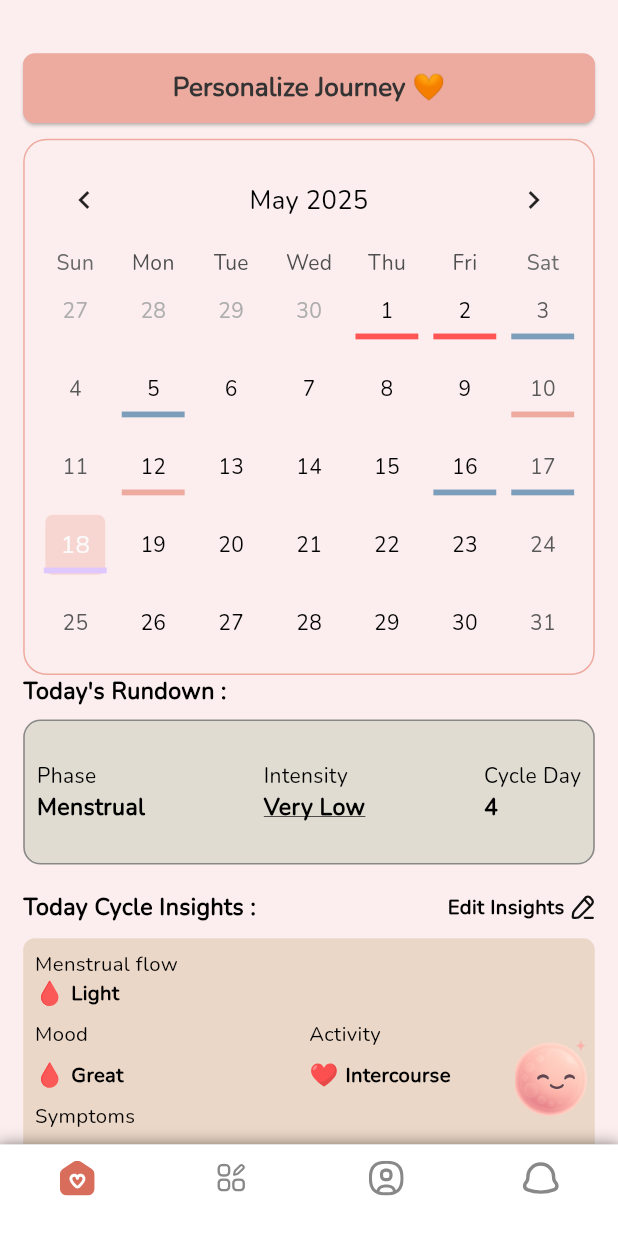
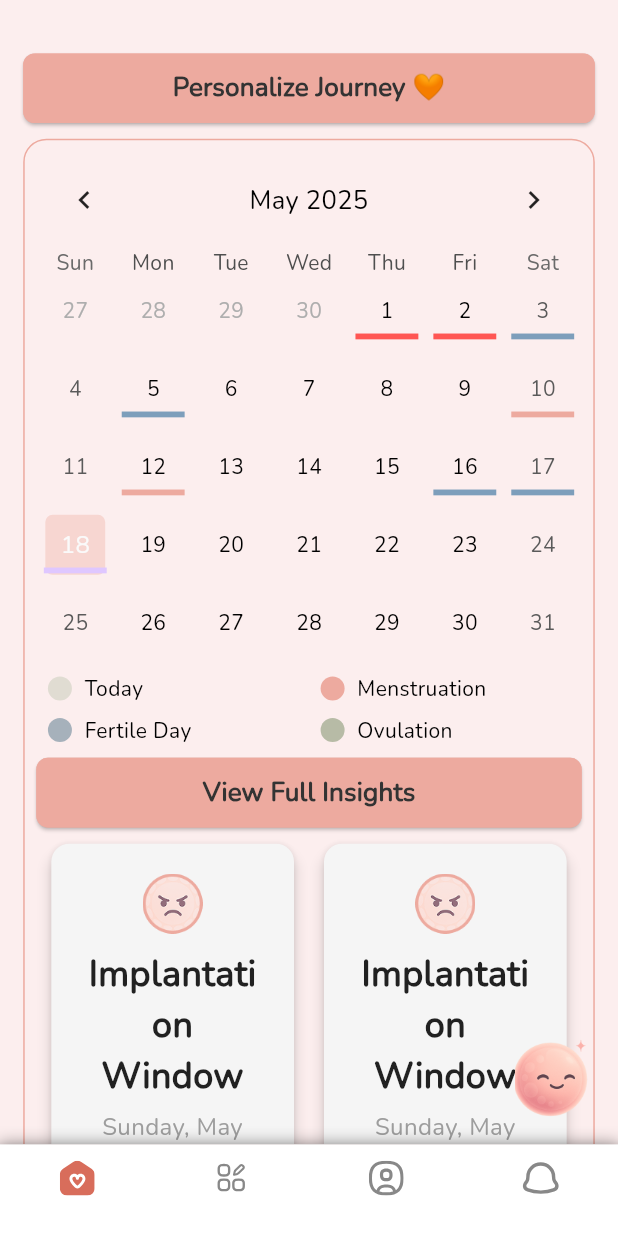
Before and after one commit to bdCalling-Sdt-hub/Fertie-App, a Flutter app: the HomeScreen screen opened by its route, on a phone screen of 412 x 824 dp. Run offline on Flutter 3.47's test engine with Material 3 defaults, Android fonts, the light colour scheme and no system bars; drawn by our look-alikes of table_calendar; our stand-ins replace cached_network_image, connectivity_plus, dotted_border, fl_chart, flutter_screenutil, flutter_spinkit and 9 more; missing offline and left inert: flutter_screen_lock; accounts and stored records are empty; project files that could hold a hidden picture were left out.

Commit message:
image update

```diff
--- a/lib/utils/app_colors.dart
+++ b/lib/utils/app_colors.dart
@@ -23,6 +23,8 @@ class AppColors{
   static Color color88888 = const Color(0xFF888888);
   static Color colorFae6e3 = const Color(0xFFfae6e3);
   static Color color594756 = const Color(0xFF594756);
+  static Color colorA6B1BB = const Color(0xFFA6B1BB);
+  static Color colorB7BBA6 = const Color(0xFFB7BBA6);
 
 
 
--- a/lib/views/screen/home/homeScreen.dart
+++ b/lib/views/screen/home/homeScreen.dart
@@ -6,6 +6,8 @@ import 'package:fertie_application/utils/style.dart';
 import 'package:fertie_application/views/base/custom_button.dart';
 import 'package:fertie_application/views/screen/bottomMenuBar/user_bottom_menu..dart';
 import 'package:fertie_application/views/screen/calender/calender_screen.dart';
+import 'package:fertie_application/views/screen/calender/datStatusWidget.dart';
+import 'package:fertie_application/views/screen/home/insights/CardView.dart';
 import 'package:fertie_application/views/screen/home/insights/facticity_score_card.dart';
 import 'package:fertie_application/views/screen/home/home_screen_graph.dart';
 import 'package:flutter/material.dart';
@@ -75,7 +77,9 @@ class _HomeScreenState extends State<HomeScreen> {
                 ),
                 child: Padding(
                   padding:  EdgeInsets.all(8.r),
-                  child: TableCalendar(
+                  child: Column(
+                    children: [
+                      TableCalendar(
                         firstDay: DateTime.utc(2024, 10, 20),
                         lastDay: DateTime.utc(2030, 10, 20),
                         focusedDay: _focusedDay,
@@ -91,7 +95,7 @@ class _HomeScreenState extends State<HomeScreen> {
                         },
                         onFormatChanged: (format) {
                           setState(() {
-                        _calendarFormat = format;
+                           //     _calendarFormat = format;
                           });
                         },
                         onPageChanged: (focusedDay) {
@@ -154,198 +158,78 @@ class _HomeScreenState extends State<HomeScreen> {
                             return null;
                           },
                         ),
+
                       ),
-                ),
-              ),
-              Text('Today\'s Rundown :', style: AppStyles.fontSize16(fontWeight: FontWeight.bold)),
-              Padding(
-                padding: EdgeInsets.symmetric(vertical: 8.h),
-                child: Container(
-                  height: 100.h,
-                  decoration: BoxDecoration(
-                    color: AppColors.colorE0DCD2,
-                    border: Border.all(
-                        width: 1.w, color: AppColors.subTextColor),
-                    borderRadius: BorderRadius.circular(12.r),
-                  ),
-                  child: Padding(
-                    padding: const EdgeInsets.all(8.0),
-                    child: Row(
-                      crossAxisAlignment: CrossAxisAlignment.center,
+                      Row(
+                        crossAxisAlignment: CrossAxisAlignment.start,
                         mainAxisAlignment: MainAxisAlignment.spaceBetween,
                         children: [
-                        Column(
-                          mainAxisAlignment: MainAxisAlignment.center,
-                          crossAxisAlignment: CrossAxisAlignment.start,
+                          Expanded(
+                            child: Padding(
+                              padding: EdgeInsets.all(8.r),
+                              child: Column(
+                                mainAxisAlignment: MainAxisAlignment.spaceBetween,
                                 children: [
-                            Text('Phase'),
-                            Text('Menstrual', style: AppStyles.fontSize16(
-                                fontWeight: FontWeight.w600)),
-                          ],
+                                  DayStatusWidget(
+                                    color: AppColors.colorE0DCD2,
+                                    title: 'Today',
                                   ),
-                        Column(
-                          mainAxisAlignment: MainAxisAlignment.center,
-                          crossAxisAlignment: CrossAxisAlignment.start,
-                          children: [
-                            Text('Intensity'),
-                            Text('Very Low', style: AppStyles.fontSize16(
-                                fontWeight: FontWeight.w600,
-                                decoration: TextDecoration.underline)),
-                          ],
-                        ),
-                        Column(
-                          mainAxisAlignment: MainAxisAlignment.center,
-                          crossAxisAlignment: CrossAxisAlignment.start,
-                          children: [
-                            Text('Cycle Day'),
-                            Text('4', style: AppStyles.fontSize16(
-                                fontWeight: FontWeight.w600)),
-                          ],
+                                  SizedBox(height: 8.h),
+                                  DayStatusWidget(
+                                    color: AppColors.colorA6B1BB,
+                                    title: 'Fertile Day',
                                   ),
                                 ],
                               ),
                             ),
                           ),
-              ),
-
-              //Total Cycle Insight
-              SizedBox(height: 10.h),
-              Row(
-                mainAxisAlignment: MainAxisAlignment.spaceBetween,
-                children: [
-                  Text('Today Cycle Insights :', style: AppStyles.fontSize16(fontWeight: FontWeight.bold)),
-                  Row(
-                    children: [
-                      Text('Edit Insights',style: AppStyles.fontSize14(fontWeight: FontWeight.w600)),
-                      SizedBox(width: 4.w),
-                      SvgPicture.asset(AppIcons.editIcon),
-
-                    ],
-                  )
-                ],
-              ),
-              SizedBox(height: 10.h),
-              Row(
-                crossAxisAlignment: CrossAxisAlignment.start,
-                children: [
                           Expanded(
+                            child: Padding(
+                              padding: EdgeInsets.all(8.r),
                               child: Column(
                                 children: [
-                        Container(
-                          width: double.infinity,
-                          decoration: BoxDecoration(
-                            color: AppColors.colorEBD7C7,
-                            borderRadius: BorderRadius.circular(8.r),
-                          ),
-                          child: Padding(
-                            padding:  EdgeInsets.all(8.r),
-                            child: Column(
-                              crossAxisAlignment: CrossAxisAlignment.start,
-                              children: [
-                                Column(
-                                  mainAxisAlignment: MainAxisAlignment.spaceBetween,
-                                  crossAxisAlignment: CrossAxisAlignment.start,
-                                  children: [
-                                    Text('Menstrual flow',style: AppStyles.fontSize14()),
-                                    Row(
-                                      children: [
-                                        SvgPicture.asset(AppIcons.bloodIcon),
-                                        SizedBox(width: 4.w),
-                                        Text('Light',style: AppStyles.fontSize14(fontWeight: FontWeight.w600)),
-                                      ],
-                                    )
-                                  ],
+                                  DayStatusWidget(
+                                      color: AppColors.primaryColor,
+                                      title: 'Menstruation'
                                   ),
                                   SizedBox(height: 8.h),
-                                Row(
-                                  crossAxisAlignment: CrossAxisAlignment.start,
-                                  children: [
-                                    Expanded(
-                                      child: Column(
-                                        crossAxisAlignment: CrossAxisAlignment.start,
-                                        children: [
-                                          Text('Mood',style: AppStyles.fontSize14()),
-                                          SizedBox(height: 8.h),
-                                          Row(
-                                            children: [
-                                              SvgPicture.asset(AppIcons.bloodIcon),
-                                              SizedBox(width: 4.w),
-                                              Text('Great',style: AppStyles.fontSize14(fontWeight: FontWeight.w600)),
-                                            ],
+                                  DayStatusWidget(
+                                      color: AppColors.colorB7BBA6,
+                                      title: 'Ovulation'
                                   ),
                                 ],
                               ),
                             ),
-                                    Expanded(
-                                      child: Column(
-                                        crossAxisAlignment: CrossAxisAlignment.start,
-                                        children: [
-                                          Text('Activity',style: AppStyles.fontSize14()),
-                                          SizedBox(height: 8.h),
-                                          Row(
-                                            children: [
-                                              SvgPicture.asset(AppIcons.loveIcon),
-                                              SizedBox(width: 4.w),
-                                              Text('Intercourse',style: AppStyles.fontSize14(fontWeight: FontWeight.w600)),
-                                            ],
                           ),
                         ],
                       ),
-                                    ),
-                                  ],
-                                ),
-                                SizedBox(height: 8.h),
-                                //Symptom
-                                Row(
-                                  crossAxisAlignment: CrossAxisAlignment.start,
-                                  children: [
-                                    Expanded(
-                                      child: Column(
-                                        crossAxisAlignment: CrossAxisAlignment.start,
-                                        children: [
-                                          Text('Symptoms',style: AppStyles.fontSize14()),
-                                          SizedBox(height: 8.h),
+                      CustomButton(onTap: (){}, text: 'View Full Insights'),
                       Row(
                         children: [
                           Expanded(
-                                                child: Row(
-                                                  children: [
-                                                    SvgPicture.asset(AppIcons.bloodIcon),
-                                                    SizedBox(width: 4.w),
-                                                    Text('Great',style: AppStyles.fontSize14(fontWeight: FontWeight.w600)),
-                                                  ],
+                            child: CardView(
+                              icon: 'assets/images/angry.png',
+                              title: 'Implantation Window',
+                              date: 'Sunday, May 18, 2025, 03:31 PM +06',
+                              description: 'If fertilization occurred recently, implantation may be underway.',
                             ),
                           ),
                           Expanded(
-                                                child: Row(
-                                                  children: [
-                                                    SvgPicture.asset(AppIcons.bloodIcon),
-                                                    SizedBox(width: 4.w),
-                                                    Text('Others',style: AppStyles.fontSize14(fontWeight: FontWeight.w600)),
-                                                  ],
+                            child: CardView(
+                              icon: 'assets/images/angry.png',
+                              title: 'Implantation Window',
+                              date: 'Sunday, May 18, 2025, 03:31 PM +06',
+                              description: 'If fertilization occurred recently, implantation may be underway.',
                             ),
                           ),
                         ],
-                                          ),
-
-                                        ],
-                                      ),
-                                    ),
-
-                                  ],
-                                ),
-
-
+                      )
                     ],
                   ),
                 ),
 
               ),
-                      ],
-                    ),
-                  ),
-                ],
-              ),
+
             ],
           ),
         ),
--- /dev/null
+++ b/lib/views/screen/home/insights/CardView.dart
@@ -0,0 +1,72 @@
+// container_view.dart
+import 'package:flutter/material.dart';
+
+class CardView extends StatelessWidget {
+  final String icon;
+  final String title;
+  final String date;
+  final String description;
+
+  const CardView({
+    super.key,
+    required this.icon,
+    required this.title,
+    required this.date,
+    required this.description,
+  });
+
+  @override
+  Widget build(BuildContext context) {
+    return Container(
+
+      child: Card(
+        elevation: 4,
+        shape: RoundedRectangleBorder(borderRadius: BorderRadius.circular(12)),
+        color: Colors.grey[100],
+        margin: const EdgeInsets.all(10),
+        child: Padding(
+          padding: const EdgeInsets.all(20),
+          child: Column(
+            mainAxisSize: MainAxisSize.min,
+            children: [
+              Image.asset(
+                icon,
+                width: 40,
+                height: 40,
+              ),
+              const SizedBox(height: 10),
+              Text(
+                title,
+                style: const TextStyle(
+                  fontSize: 24,
+                  fontWeight: FontWeight.bold,
+                  color: Colors.black87,
+                ),
+                textAlign: TextAlign.center,
+              ),
+              const SizedBox(height: 5),
+              Text(
+                date,
+                style: const TextStyle(
+                  fontSize: 16,
+                  fontWeight: FontWeight.w500,
+                  color: Colors.grey,
+                ),
+                textAlign: TextAlign.center,
+              ),
+              const SizedBox(height: 10),
+              Text(
+                description,
+                style: const TextStyle(
+                  fontSize: 14,
+                  color: Colors.black54,
+                ),
+                textAlign: TextAlign.center,
+              ),
+            ],
+          ),
+        ),
+      ),
+    );
+  }
+}
```
Lines whose indentation alone changed are shown as unchanged.
